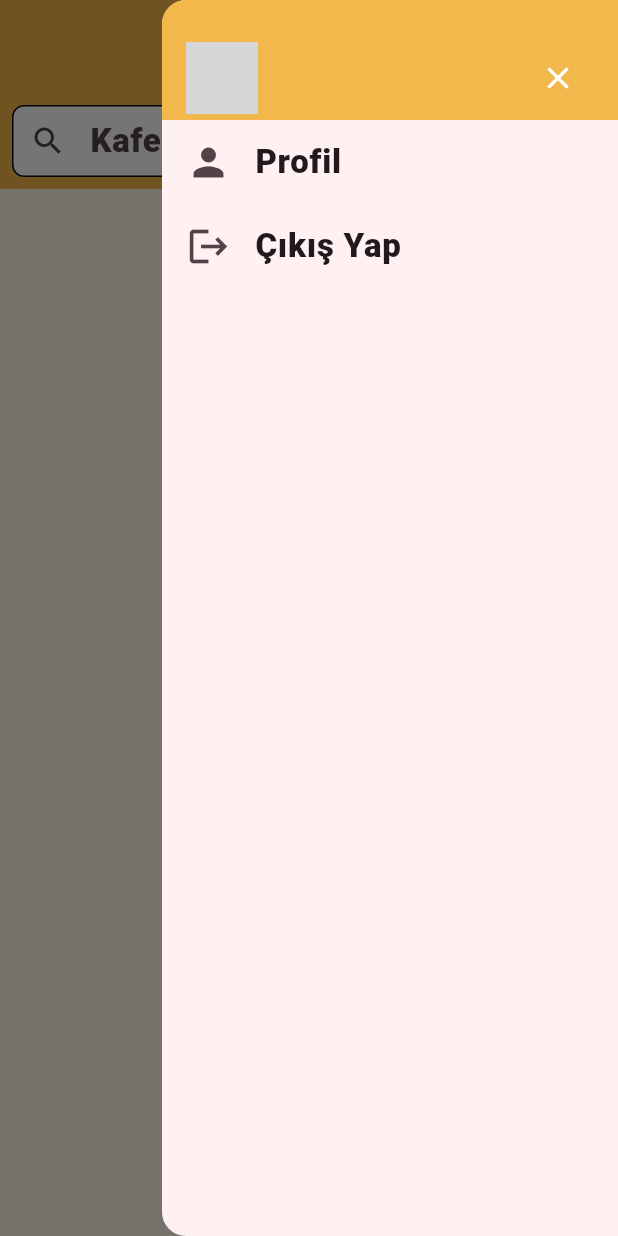
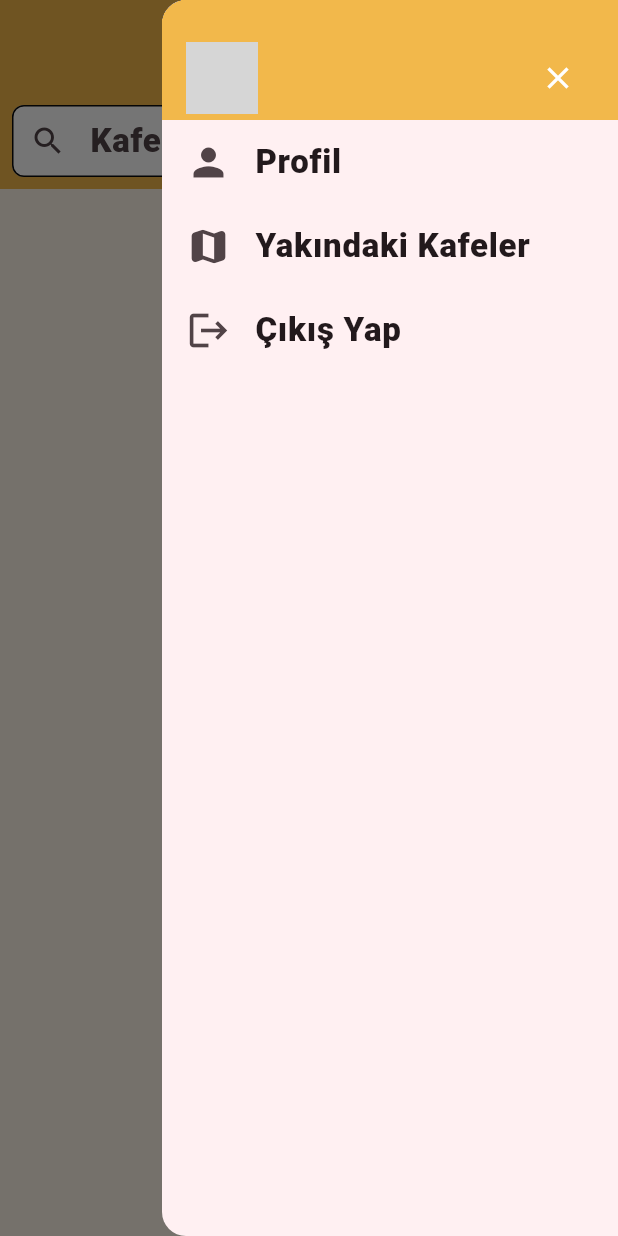
Before and after one commit to OzgurBoruzanci/Gidelim_App, a Flutter app: the FeedScreen screen opened directly, with the side drawer open, on a phone screen of 412 x 824 dp. Run offline on Flutter 3.47's test engine with Material 3 defaults, Android fonts, the phone set to English and light mode, and no system bars; our stand-ins replace cloud_firestore, firebase_auth, firebase_core, flutter_rating_bar, fluttertoast, loading_animation_widget; accounts and stored records are empty; network calls fail; grey boxes are pictures that could not be loaded.

Commit message:
New map feature added in menu.

```diff
--- a/bootcamp91/lib/product/custom_drawer.dart
+++ b/bootcamp91/lib/product/custom_drawer.dart
@@ -4,10 +4,13 @@ import 'package:bootcamp91/services/auth_service.dart';
 import 'package:firebase_auth/firebase_auth.dart';
 import 'package:bootcamp91/services/avatar_service.dart'; // AvatarService'i import ettik
 import 'package:bootcamp91/view/profile_screen.dart'; // ProfileScreen'i import ettik
+import 'package:url_launcher/url_launcher.dart'; // launch_url paketini import ettik
 
 class CustomDrawer extends StatelessWidget {
   final AuthService _authService = AuthService();
-  final AvatarService _avatarService = AvatarService(); // AvatarService örneği
+  final AvatarService _avatarService = AvatarService();
+
+  CustomDrawer({super.key}); // AvatarService örneği
 
   @override
   Widget build(BuildContext context) {
@@ -23,7 +26,7 @@ class CustomDrawer extends StatelessWidget {
               'assets/images/avatars/default_avatar.png'; // Varsayılan avatar
           String userName = 'Kullanıcı';
           if (snapshot.connectionState == ConnectionState.waiting) {
-            return Center(child: CircularProgressIndicator());
+            return const Center(child: CircularProgressIndicator());
           } else if (snapshot.hasData) {
             final userData = snapshot.data;
             avatarAsset =
@@ -46,18 +49,18 @@ class CustomDrawer extends StatelessWidget {
                           AssetImage(avatarAsset), // Burada nullable olmamalı
                       backgroundColor: Colors.grey[200],
                     ),
-                    SizedBox(width: 16.0),
+                    const SizedBox(width: 16.0),
                     Expanded(
                       child: Text(
                         userName,
-                        style: TextStyle(
+                        style: const TextStyle(
                             color: ProjectColors.whiteTextColor,
                             fontSize: 24,
                             fontWeight: FontWeight.bold),
                       ),
                     ),
                     IconButton(
-                      icon: Icon(Icons.close, color: Colors.white),
+                      icon: const Icon(Icons.close, color: Colors.white),
                       onPressed: () {
                         Navigator.of(context).pop(); // Drawer'ı kapatmak için
                       },
@@ -66,18 +69,18 @@ class CustomDrawer extends StatelessWidget {
                 ),
               ),
               ListTile(
-                leading: Icon(
+                leading: const Icon(
                   Icons.person,
                   size: 30,
                 ),
-                title: Text('Profil'),
+                title: const Text('Profil'),
                 onTap: () {
                   Navigator.of(context).push(PageRouteBuilder(
                     pageBuilder: (context, animation, secondaryAnimation) =>
-                        ProfileScreen(),
+                        const ProfileScreen(),
                     transitionsBuilder:
                         (context, animation, secondaryAnimation, child) {
-                      var begin = Offset(1.0, 0.0);
+                      var begin = const Offset(1.0, 0.0);
                       var end = Offset.zero;
                       var curve = Curves.easeInOut;
 
@@ -94,11 +97,37 @@ class CustomDrawer extends StatelessWidget {
                 },
               ),
               ListTile(
-                leading: Icon(
+                leading: const Icon(
+                  Icons.map_rounded,
+                  size: 30,
+                ),
+                title: const Text('Yakındaki Kafeler'),
+                onTap: () async {
+                  const url =
+                      'https://www.google.com/maps/search/?api=1&query=cafe';
+                  if (await launchUrl(Uri.parse(url))) {
+                    // Google Haritalar uygulamasını aç
+                  } else {
+                    // Google Haritalar uygulaması yüklü değilse
+                    // ignore: use_build_context_synchronously
+                    ScaffoldMessenger.of(context).showSnackBar(
+                      const SnackBar(
+                        content:
+                            Text('Google Haritalar uygulamasını açamıyor.'),
+                        backgroundColor: Colors.red,
+                        duration: Duration(seconds: 2),
+                      ),
+                    );
+                  }
+                },
+              ),
+
+              ListTile(
+                leading: const Icon(
                   Icons.logout,
                   size: 30,
                 ),
-                title: Text('Çıkış Yap'),
+                title: const Text('Çıkış Yap'),
                 onTap: () {
                   _authService.signOut(context);
                   Navigator.of(context).pop(); // Drawer'ı kapatmak için
```
